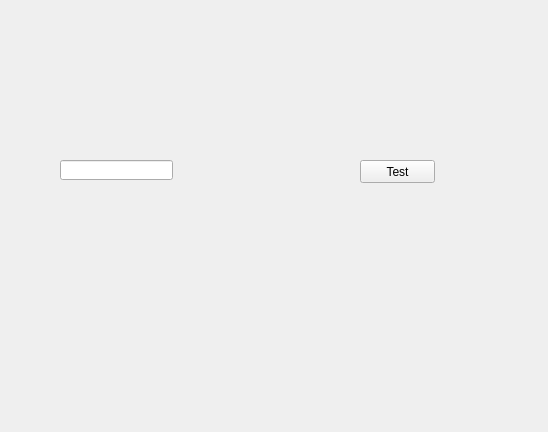
Old version of the form gui/MainWindow.ui in the repository liushui446/PyQt5_Demo.
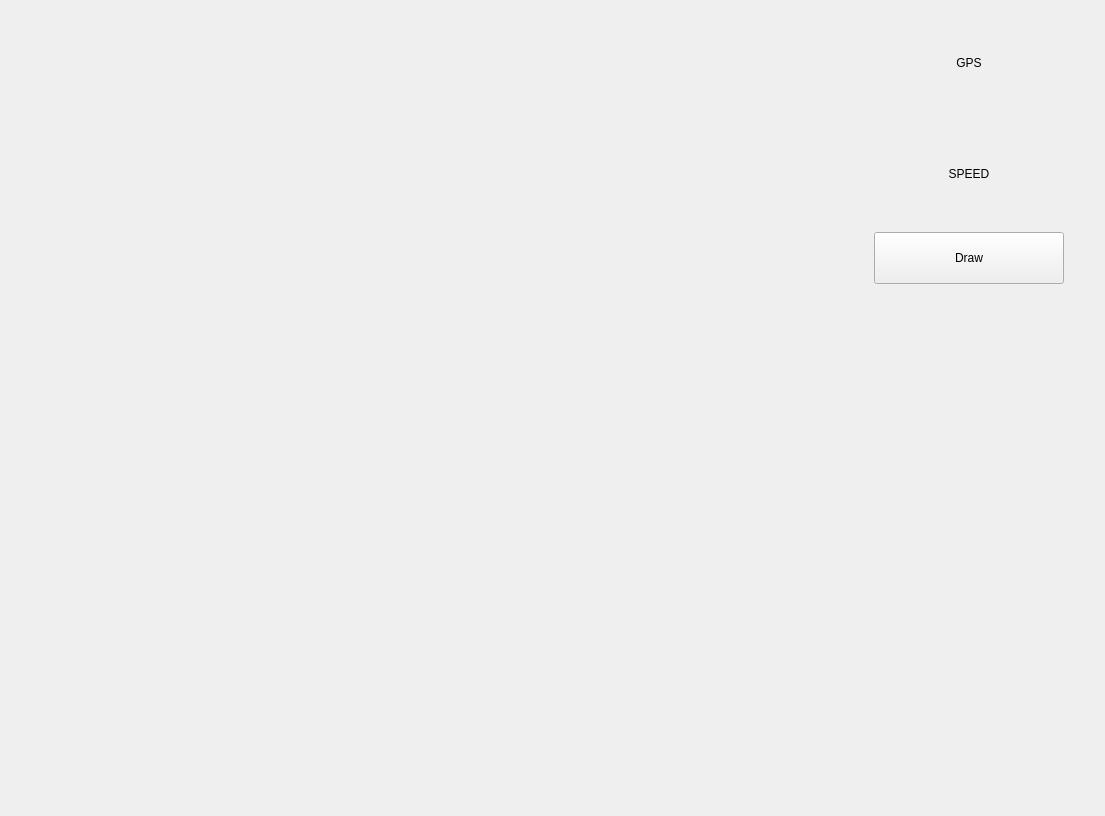
New version of the form.

What changed in the file:
```diff
--- a/gui/MainWindow.ui
+++ b/gui/MainWindow.ui
@@ -6,36 +6,102 @@
    <rect>
     <x>0</x>
     <y>0</y>
-    <width>548</width>
-    <height>432</height>
+    <width>1105</width>
+    <height>816</height>
    </rect>
   </property>
+  <property name="sizePolicy">
+   <sizepolicy hsizetype="Fixed" vsizetype="Fixed">
+    <horstretch>0</horstretch>
+    <verstretch>0</verstretch>
+   </sizepolicy>
+  </property>
   <property name="windowTitle">
    <string>Form</string>
   </property>
-  <widget class="QPushButton" name="pushButton">
-   <property name="geometry">
-    <rect>
-     <x>360</x>
-     <y>160</y>
-     <width>75</width>
-     <height>23</height>
-    </rect>
-   </property>
-   <property name="text">
-    <string>Test</string>
-   </property>
-  </widget>
-  <widget class="QLineEdit" name="lineEdit">
-   <property name="geometry">
-    <rect>
-     <x>60</x>
-     <y>160</y>
-     <width>113</width>
-     <height>20</height>
-    </rect>
-   </property>
-  </widget>
+  <layout class="QHBoxLayout" name="horizontalLayout" stretch="10,3">
+   <item>
+    <layout class="QVBoxLayout" name="Layout_map"/>
+   </item>
+   <item>
+    <layout class="QVBoxLayout" name="verticalLayout_2" stretch="2,2,1,10">
+     <property name="leftMargin">
+      <number>0</number>
+     </property>
+     <property name="rightMargin">
+      <number>0</number>
+     </property>
+     <item>
+      <widget class="QLabel" name="label_gps">
+       <property name="text">
+        <string>GPS</string>
+       </property>
+       <property name="alignment">
+        <set>Qt::AlignCenter</set>
+       </property>
+      </widget>
+     </item>
+     <item>
+      <widget class="QLabel" name="label_speed">
+       <property name="text">
+        <string>SPEED</string>
+       </property>
+       <property name="alignment">
+        <set>Qt::AlignCenter</set>
+       </property>
+      </widget>
+     </item>
+     <item>
+      <layout class="QHBoxLayout" name="horizontalLayout_2">
+       <property name="leftMargin">
+        <number>30</number>
+       </property>
+       <property name="rightMargin">
+        <number>30</number>
+       </property>
+       <item>
+        <widget class="QPushButton" name="pushButton_draw">
+         <property name="sizePolicy">
+          <sizepolicy hsizetype="Preferred" vsizetype="Preferred">
+           <horstretch>0</horstretch>
+           <verstretch>0</verstretch>
+          </sizepolicy>
+         </property>
+         <property name="minimumSize">
+          <size>
+           <width>0</width>
+           <height>0</height>
+          </size>
+         </property>
+         <property name="maximumSize">
+          <size>
+           <width>16777210</width>
+           <height>16777210</height>
+          </size>
+         </property>
+         <property name="text">
+          <string>Draw</string>
+         </property>
+        </widget>
+       </item>
+      </layout>
+     </item>
+     <item>
+      <spacer name="verticalSpacer">
+       <property name="orientation">
+        <enum>Qt::Vertical</enum>
+       </property>
+       <property name="sizeHint" stdset="0">
+        <size>
+         <width>20</width>
+         <height>40</height>
+        </size>
+       </property>
+      </spacer>
+     </item>
+    </layout>
+   </item>
+  </layout>
  </widget>
  <resources/>
  <connections>
```
Left out of the diff: 25 changed lines with no effect on the pictures.
